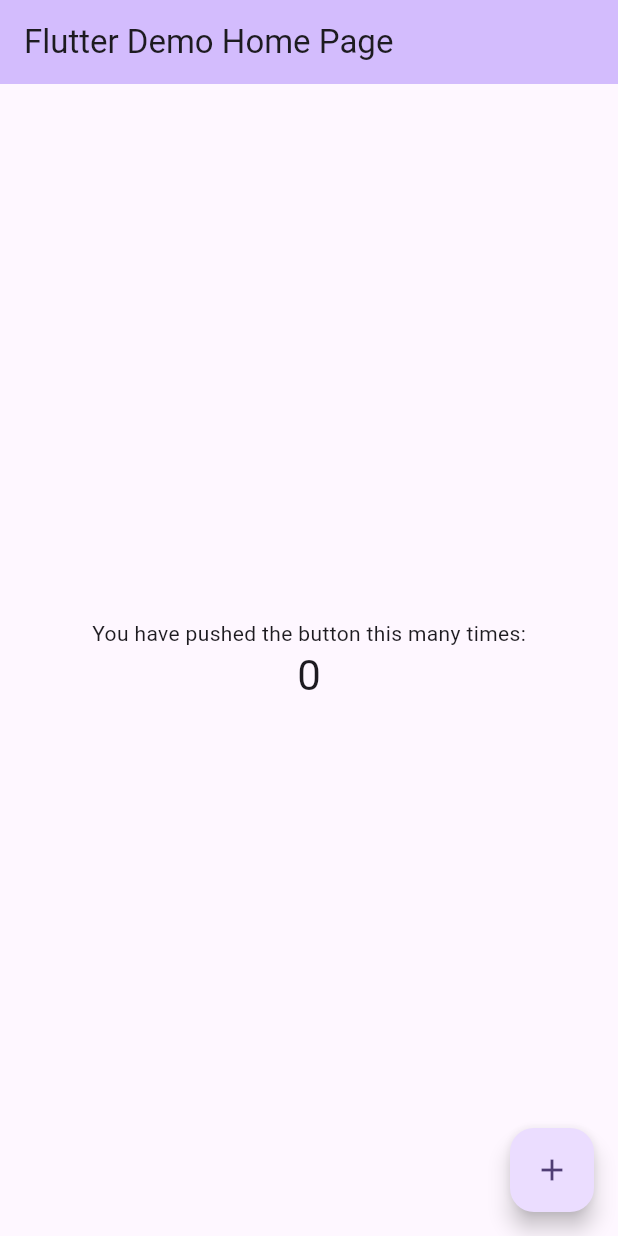
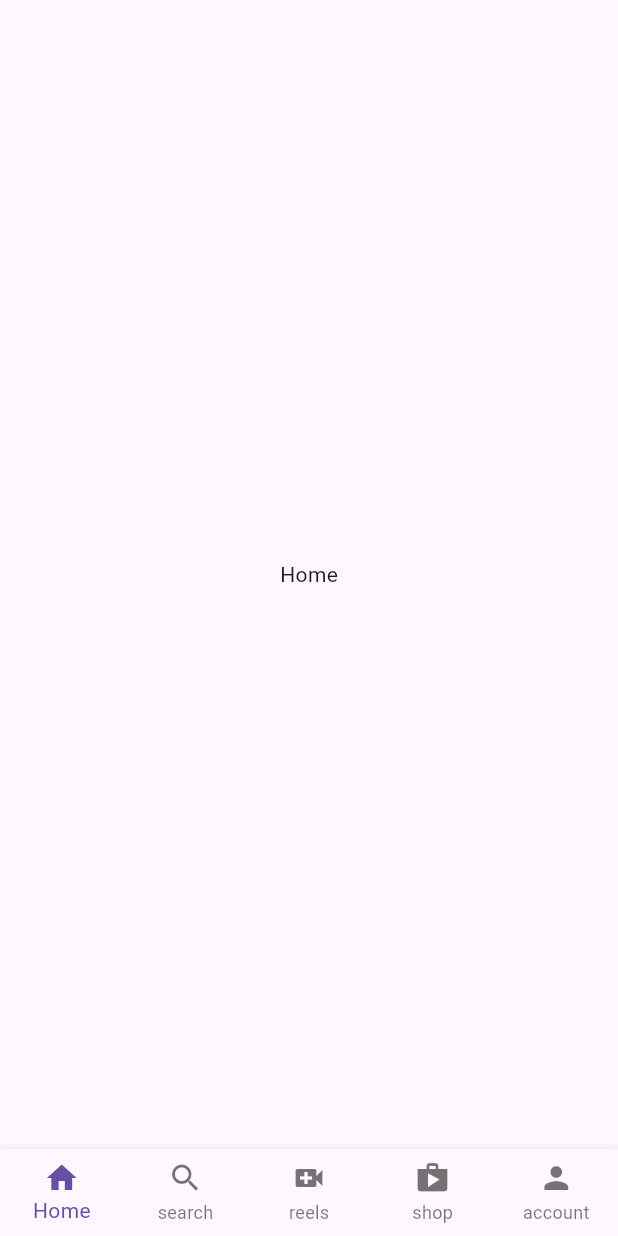
Before and after one commit to Kanjo-Elkamira-Ndi/ig_ui, a Flutter app: the screen it shows after launch, on a phone screen of 412 x 824 dp. Run offline on Flutter 3.47's test engine with Material 3 defaults, Android fonts, the phone set to English and light mode, and no system bars.

Commit message:
Bottom navigation bar all set

```diff
--- a/lib/homepage.dart
+++ b/lib/homepage.dart
@@ -0,0 +1,46 @@
+import 'package:flutter/material.dart';
+
+class Homepage extends StatefulWidget {
+  const Homepage({super.key});
+
+  @override
+  State<Homepage> createState() => _HomepageState();
+}
+
+class _HomepageState extends State<Homepage> {
+  //navigate around the bottom navbar
+  int _selectedIndex = 0;
+  void _navigateBottomNavBar(int index) {
+    setState(() {
+      _selectedIndex = index;
+    });
+  }
+
+  //navigate to the different pages
+  final List<Widget> _children = [
+    Center(child: Text("Home")),
+    Center(child: Text("Search")),
+    Center(child: Text("Reels")),
+    Center(child: Text("Shop")),
+    Center(child: Text("Account")),
+  ];
+
+  @override
+  Widget build(BuildContext context) {
+    return Scaffold(
+      body: _children[_selectedIndex],
+      bottomNavigationBar: BottomNavigationBar(
+        currentIndex: _selectedIndex,
+        onTap: _navigateBottomNavBar,
+        type: BottomNavigationBarType.fixed,
+        items: [
+          BottomNavigationBarItem(icon: Icon(Icons.home), label: 'Home'),
+          BottomNavigationBarItem(icon: Icon(Icons.search), label: 'search'),
+          BottomNavigationBarItem(icon: Icon(Icons.video_call), label: 'reels'),
+          BottomNavigationBarItem(icon: Icon(Icons.shop), label: 'shop'),
+          BottomNavigationBarItem(icon: Icon(Icons.person), label: 'account'),
+        ],
+      ),
+    );
+  }
+}
--- a/lib/main.dart
+++ b/lib/main.dart
@@ -1,4 +1,5 @@
 import 'package:flutter/material.dart';
+import 'homepage.dart';
 
 void main() {
   runApp(const MyApp());
@@ -10,113 +11,6 @@
   // This widget is the root of your application.
   @override
   Widget build(BuildContext context) {
-    return MaterialApp(
-      title: 'Flutter Demo',
-      theme: ThemeData(
-        // This is the theme of your application.
-        //
-        // TRY THIS: Try running your application with "flutter run". You'll see
-        // the application has a purple toolbar. Then, without quitting the app,
-        // try changing the seedColor in the colorScheme below to Colors.green
-        // and then invoke "hot reload" (save your changes or press the "hot
-        // reload" button in a Flutter-supported IDE, or press "r" if you used
-        // the command line to start the app).
-        //
-        // Notice that the counter didn't reset back to zero; the application
-        // state is not lost during the reload. To reset the state, use hot
-        // restart instead.
-        //
-        // This works for code too, not just values: Most code changes can be
-        // tested with just a hot reload.
-        colorScheme: .fromSeed(seedColor: Colors.deepPurple),
-      ),
-      home: const MyHomePage(title: 'Flutter Demo Home Page'),
-    );
+    return MaterialApp(debugShowCheckedModeBanner: false, home: Homepage());
   }
 }
-
-class MyHomePage extends StatefulWidget {
-  const MyHomePage({super.key, required this.title});
-
-  // This widget is the home page of your application. It is stateful, meaning
-  // that it has a State object (defined below) that contains fields that affect
-  // how it looks.
-
-  // This class is the configuration for the state. It holds the values (in this
-  // case the title) provided by the parent (in this case the App widget) and
-  // used by the build method of the State. Fields in a Widget subclass are
-  // always marked "final".
-
-  final String title;
-
-  @override
-  State<MyHomePage> createState() => _MyHomePageState();
-}
-
-class _MyHomePageState extends State<MyHomePage> {
-  int _counter = 0;
-
-  void _incrementCounter() {
-    setState(() {
-      // This call to setState tells the Flutter framework that something has
-      // changed in this State, which causes it to rerun the build method below
-      // so that the display can reflect the updated values. If we changed
-      // _counter without calling setState(), then the build method would not be
-      // called again, and so nothing would appear to happen.
-      _counter++;
-    });
-  }
-
-  @override
-  Widget build(BuildContext context) {
-    // This method is rerun every time setState is called, for instance as done
-    // by the _incrementCounter method above.
-    //
-    // The Flutter framework has been optimized to make rerunning build methods
-    // fast, so that you can just rebuild anything that needs updating rather
-    // than having to individually change instances of widgets.
-    return Scaffold(
-      appBar: AppBar(
-        // TRY THIS: Try changing the color here to a specific color (to
-        // Colors.amber, perhaps?) and trigger a hot reload to see the AppBar
-        // change color while the other colors stay the same.
-        backgroundColor: Theme.of(context).colorScheme.inversePrimary,
-        // Here we take the value from the MyHomePage object that was created by
-        // the App.build method, and use it to set our appbar title.
-        title: Text(widget.title),
-      ),
-      body: Center(
-        // Center is a layout widget. It takes a single child and positions it
-        // in the middle of the parent.
-        child: Column(
-          // Column is also a layout widget. It takes a list of children and
-          // arranges them vertically. By default, it sizes itself to fit its
-          // children horizontally, and tries to be as tall as its parent.
-          //
-          // Column has various properties to control how it sizes itself and
-          // how it positions its children. Here we use mainAxisAlignment to
-          // center the children vertically; the main axis here is the vertical
-          // axis because Columns are vertical (the cross axis would be
-          // horizontal).
-          //
-          // TRY THIS: Invoke "debug painting" (choose the "Toggle Debug Paint"
-          // action in the IDE, or press "p" in the console), to see the
-          // wireframe for each widget.
-          mainAxisAlignment: .center,
-          children: [
-            const Text('You have pushed the button this many times:'),
-            Text(
-              '$_counter',
-              style: Theme.of(context).textTheme.headlineMedium,
-            ),
-          ],
-        ),
-      ),
-      floatingActionButton: FloatingActionButton(
-        onPressed: _incrementCounter,
-        tooltip: 'Increment',
-        child: const Icon(Icons.add),
-      ),
-    );
-  }
-}
```
